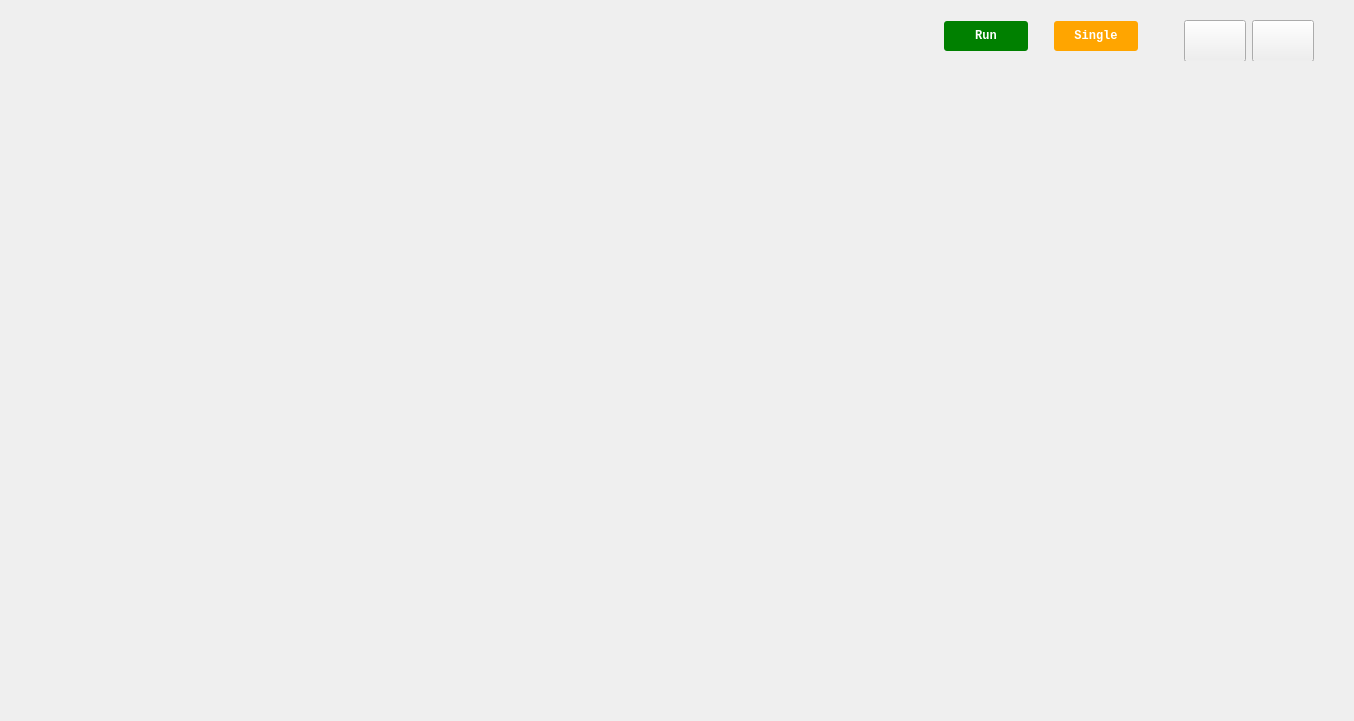
The window that ui/pattern_generator.ui (analogdevicesinc/scopy) describes before a commit, drawn with Qt 5.
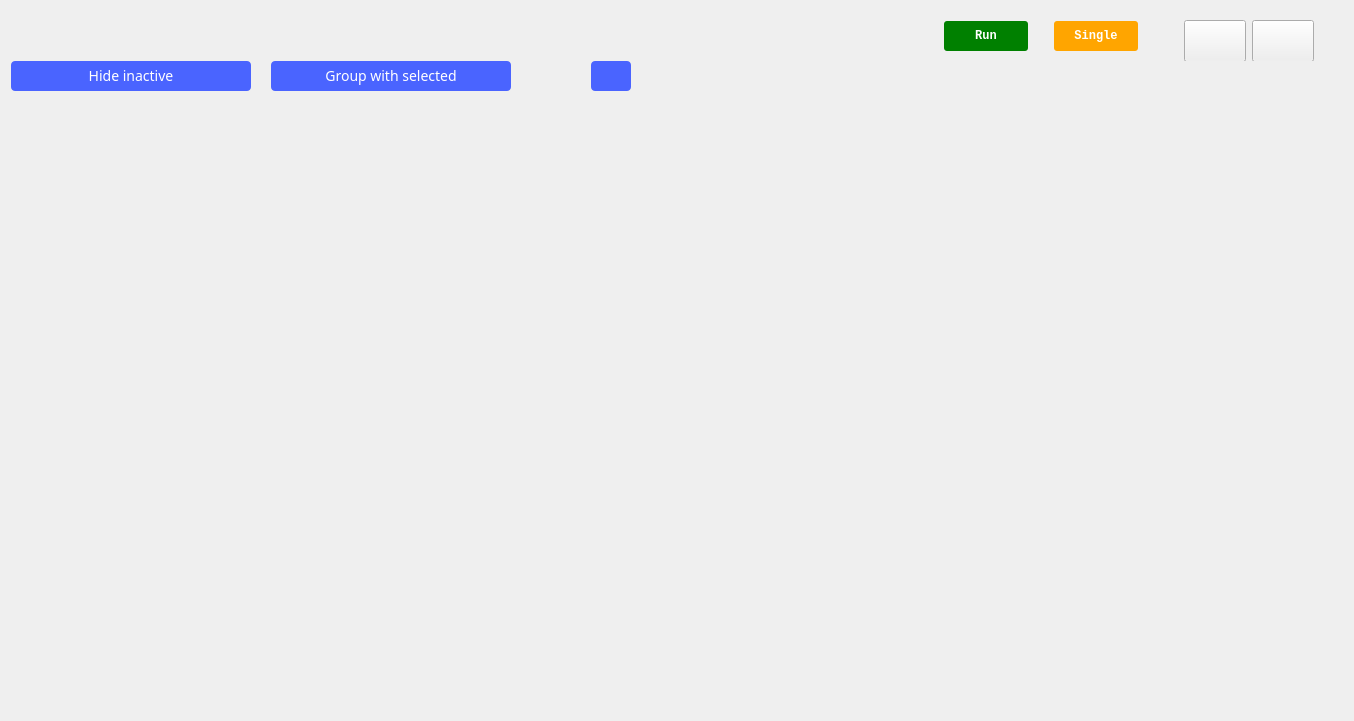
The same window after the commit. The open tabs and pages were chosen to show the change. Icons and pictures are not drawn. Custom widgets are drawn as their Qt base class.

Commit message: PatternGenerator - expand/collapse channel manager

```diff
--- a/ui/pattern_generator.ui
+++ b/ui/pattern_generator.ui
@@ -533,13 +533,25 @@
       </sizepolicy>
      </property>
      <layout class="QHBoxLayout" name="horizontalLayout">
+      <property name="spacing">
+       <number>0</number>
+      </property>
+      <property name="leftMargin">
+       <number>0</number>
+      </property>
       <property name="topMargin">
-       <number>9</number>
+       <number>0</number>
+      </property>
+      <property name="rightMargin">
+       <number>0</number>
+      </property>
+      <property name="bottomMargin">
+       <number>0</number>
       </property>
       <item>
        <widget class="QWidget" name="leftWidget" native="true">
         <property name="sizePolicy">
-         <sizepolicy hsizetype="Maximum" vsizetype="Minimum">
+         <sizepolicy hsizetype="MinimumExpanding" vsizetype="Minimum">
           <horstretch>0</horstretch>
           <verstretch>0</verstretch>
          </sizepolicy>
@@ -553,21 +565,7 @@
         <property name="styleSheet">
          <string notr="true"/>
         </property>
-        <layout class="QVBoxLayout" name="leftWidgetLayout"/>
-       </widget>
-      </item>
-      <item>
-       <widget class="QWidget" name="centralWidget" native="true">
-        <property name="sizePolicy">
-         <sizepolicy hsizetype="MinimumExpanding" vsizetype="Expanding">
-          <horstretch>0</horstretch>
-          <verstretch>0</verstretch>
-         </sizepolicy>
-        </property>
-        <property name="styleSheet">
-         <string notr="true"/>
-        </property>
-        <layout class="QVBoxLayout" name="centralWidgetLayout">
+        <layout class="QVBoxLayout" name="leftWidgetLayout">
          <property name="spacing">
           <number>0</number>
          </property>
@@ -583,13 +581,262 @@
          <property name="bottomMargin">
           <number>0</number>
          </property>
+         <item>
+          <layout class="QHBoxLayout" name="horizontalLayout_3">
+           <property name="spacing">
+            <number>0</number>
+           </property>
+           <item>
+            <widget class="QPushButton" name="btnHideInactive">
+             <property name="styleSheet">
+              <string notr="true">QPushButton
+{
+  width: 240px;
+  height: 30px;
+  border-radius: 4px;
+  background-color: #4a64ff;
+
+  font-family: ArialMT;
+  font-size: 14px;
+  font-weight: normal;
+  font-style: normal;
+  text-align: center;
+  color: #ffffff;
+
+}
+
+
+QPushButton:hover
+{
+	 background-color: #4a34ff;
+}</string>
+             </property>
+             <property name="text">
+              <string>Hide inactive</string>
+             </property>
+             <property name="checkable">
+              <bool>true</bool>
+             </property>
+            </widget>
+           </item>
+           <item>
+            <spacer name="horizontalSpacer_5">
+             <property name="orientation">
+              <enum>Qt::Horizontal</enum>
+             </property>
+             <property name="sizeType">
+              <enum>QSizePolicy::Preferred</enum>
+             </property>
+             <property name="sizeHint" stdset="0">
+              <size>
+               <width>20</width>
+               <height>20</height>
+              </size>
+             </property>
+            </spacer>
+           </item>
+           <item>
+            <widget class="QPushButton" name="btnGroupWithSelected">
+             <property name="styleSheet">
+              <string notr="true">QPushButton{
+  width: 240px;
+  height: 30px;
+  border-radius: 4px;
+  background-color: #4a64ff;
+  font-family: ArialMT;
+  font-size: 14px;
+  font-weight: normal;
+  font-style: normal;
+  text-align: center;
+  color: #ffffff;
+}
+
+
+QPushButton:hover
+{
+	 background-color: #4a34ff;
+}</string>
+             </property>
+             <property name="text">
+              <string>Group with selected</string>
+             </property>
+            </widget>
+           </item>
+           <item>
+            <spacer name="horizontalSpacer_6">
+             <property name="orientation">
+              <enum>Qt::Horizontal</enum>
+             </property>
+             <property name="sizeType">
+              <enum>QSizePolicy::Preferred</enum>
+             </property>
+             <property name="sizeHint" stdset="0">
+              <size>
+               <width>80</width>
+               <height>20</height>
+              </size>
+             </property>
+            </spacer>
+           </item>
+           <item>
+            <widget class="QPushButton" name="extendChannelManager_PB">
+             <property name="styleSheet">
+              <string notr="true">QPushButton{
+  width: 40px;
+  height: 30px;
+  border-radius: 4px;
+  background-color: #4a64ff;
+  font-family: ArialMT;
+  font-size: 14px;
+  font-weight: normal;
+  font-style: normal;
+  text-align: center;
+
+}
+
+QPushButton:checked {
+  background-image: url(:/icons/ico-expand.svg);
+  background-repeat: none;
+  background-position:center;
+}
+
+QPushButton:!checked {
+  background-image: url(:/icons/ico-collapse.svg);
+  background-repeat: none;
+  background-position:center;
+}
+
+QPushButton:hover
+{
+	 background-color: #4a34ff;
+}</string>
+             </property>
+             <property name="text">
+              <string/>
+             </property>
+             <property name="checkable">
+              <bool>true</bool>
+             </property>
+             <property name="checked">
+              <bool>false</bool>
+             </property>
+            </widget>
+           </item>
+           <item>
+            <spacer name="horizontalSpacer_8">
+             <property name="orientation">
+              <enum>Qt::Horizontal</enum>
+             </property>
+             <property name="sizeType">
+              <enum>QSizePolicy::MinimumExpanding</enum>
+             </property>
+             <property name="sizeHint" stdset="0">
+              <size>
+               <width>45</width>
+               <height>20</height>
+              </size>
+             </property>
+            </spacer>
+           </item>
+          </layout>
+         </item>
+         <item>
+          <layout class="QHBoxLayout" name="horizontalLayout_5">
+           <property name="spacing">
+            <number>0</number>
+           </property>
+           <property name="topMargin">
+            <number>0</number>
+           </property>
+           <item>
+            <layout class="QVBoxLayout" name="verticalLayout_4">
+             <property name="leftMargin">
+              <number>0</number>
+             </property>
+             <property name="topMargin">
+              <number>0</number>
+             </property>
+             <item>
+              <widget class="adiscope::MenuAnim" name="channelManagerWidget" native="true">
+               <property name="sizePolicy">
+                <sizepolicy hsizetype="Maximum" vsizetype="Preferred">
+                 <horstretch>0</horstretch>
+                 <verstretch>0</verstretch>
+                </sizepolicy>
+               </property>
+               <layout class="QVBoxLayout" name="channelManagerWidgetLayout">
+                <property name="spacing">
+                 <number>0</number>
+                </property>
+                <property name="leftMargin">
+                 <number>0</number>
+                </property>
+                <property name="topMargin">
+                 <number>0</number>
+                </property>
+                <property name="rightMargin">
+                 <number>0</number>
+                </property>
+                <property name="bottomMargin">
+                 <number>0</number>
+                </property>
+               </layout>
+              </widget>
+             </item>
+             <item>
+              <spacer name="verticalSpacer">
+               <property name="orientation">
+                <enum>Qt::Vertical</enum>
+               </property>
+               <property name="sizeHint" stdset="0">
+                <size>
+                 <width>20</width>
+                 <height>40</height>
+                </size>
+               </property>
+              </spacer>
+             </item>
+            </layout>
+           </item>
+           <item>
+            <widget class="QWidget" name="centralWidget" native="true">
+             <property name="sizePolicy">
+              <sizepolicy hsizetype="MinimumExpanding" vsizetype="Expanding">
+               <horstretch>0</horstretch>
+               <verstretch>0</verstretch>
+              </sizepolicy>
+             </property>
+             <property name="styleSheet">
+              <string notr="true">/*background-color: rgb(0, 255, 127);*/</string>
+             </property>
+             <layout class="QVBoxLayout" name="centralWidgetLayout">
+              <property name="spacing">
+               <number>0</number>
+              </property>
+              <property name="leftMargin">
+               <number>0</number>
+              </property>
+              <property name="topMargin">
+               <number>0</number>
+              </property>
+              <property name="rightMargin">
+               <number>0</number>
+              </property>
+              <property name="bottomMargin">
+               <number>0</number>
+              </property>
+             </layout>
+            </widget>
+           </item>
+          </layout>
+         </item>
         </layout>
        </widget>
       </item>
       <item>
        <widget class="adiscope::MenuAnim" name="rightMenu" native="true">
         <property name="sizePolicy">
-         <sizepolicy hsizetype="Minimum" vsizetype="Preferred">
+         <sizepolicy hsizetype="Maximum" vsizetype="Preferred">
           <horstretch>0</horstretch>
           <verstretch>0</verstretch>
          </sizepolicy>
@@ -619,7 +866,7 @@
          <item>
           <widget class="QStackedWidget" name="rightWidget">
            <property name="sizePolicy">
-            <sizepolicy hsizetype="Maximum" vsizetype="Minimum">
+            <sizepolicy hsizetype="Minimum" vsizetype="Preferred">
              <horstretch>0</horstretch>
              <verstretch>0</verstretch>
             </sizepolicy>
```
Left out of the diff: 2 changed lines with no effect on the pictures. The commit also changes 11 other files.
